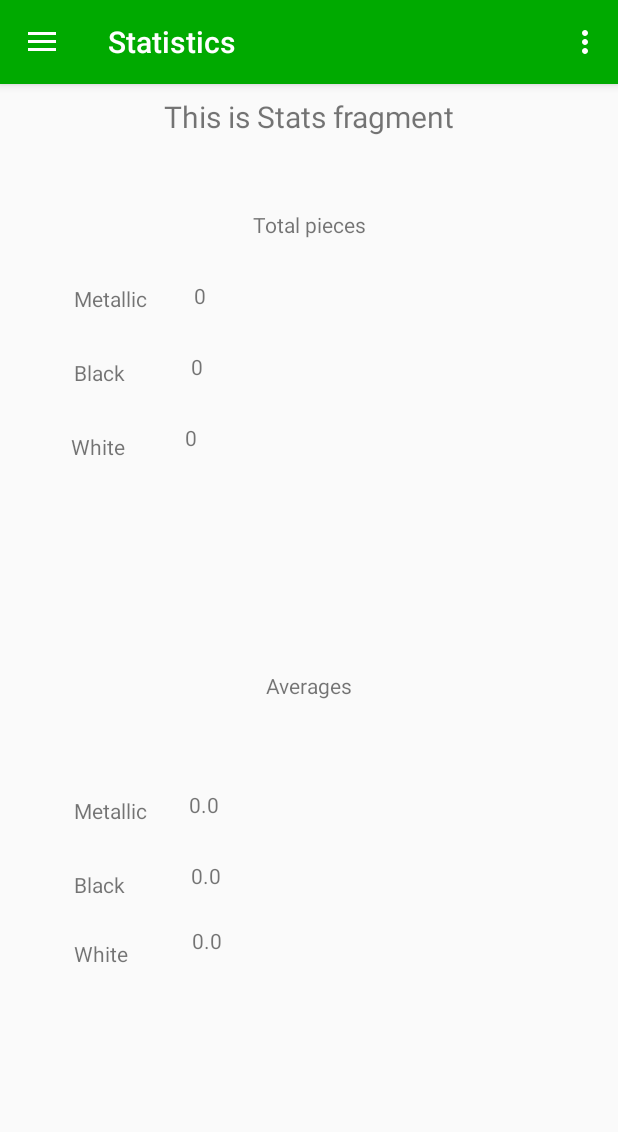
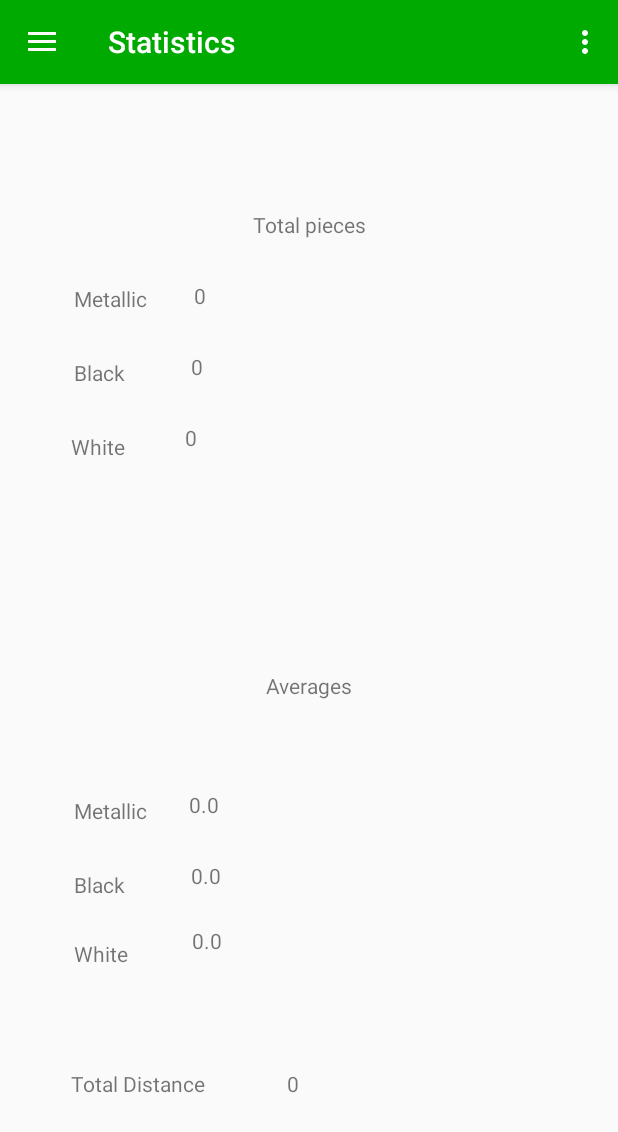
Before and after one commit to LiteralBucketBoy/SortIt, an Android app: the screen it shows after launch (MainActivity), in the side drawer, after a tap on "Statistics", on a phone screen of 412 x 824 dp. Shown: the top 1132 px of the screen. Run offline under Robolectric (Android 15) with nearby library versions, the phone set to English and light mode, and no system bars; our stand-ins replace navigation-ui.

Commit message:
total distance in stats

```diff
--- a/app/src/main/java/com/example/sortit/stats/Statistics.java
+++ b/app/src/main/java/com/example/sortit/stats/Statistics.java
@@ -57,6 +57,14 @@ public class Statistics implements Observer {
         return metal;
     }
 
+    public int getTotalDistance() {
+        int total = 0;
+        for (Piece p : pieces) {
+            total += p.getPosition();
+        }
+        return total;
+    }
+
     @Override
     public void update(Observable observable, Object o) {
         TestDataReader obj = (TestDataReader) observable;
--- a/app/src/main/java/com/example/sortit/ui/Statistics/StatsFragment.java
+++ b/app/src/main/java/com/example/sortit/ui/Statistics/StatsFragment.java
@@ -27,14 +27,6 @@ public class StatsFragment extends Fragment {
         statsViewModel =
                 ViewModelProviders.of(this).get(StatsViewModel.class);
         View root = inflater.inflate(R.layout.fragment_stats, container, false);
-        final TextView textView = root.findViewById(R.id.text_stats);
-        statsViewModel.getText().observe(this, new Observer<String>() {
-            @Override
-            public void onChanged(@Nullable String s) {
-                textView.setText(s);
-            }
-        });
-
         //get stats
         Statistics stats = Statistics.getInstance();
         ArrayList<Piece> pieces = stats.getPieces();
@@ -49,6 +41,7 @@ public class StatsFragment extends Fragment {
         TextView avgMetal = root.findViewById(R.id.avgMetallic);
         TextView avgBlack = root.findViewById(R.id.avgBlack);
         TextView avgWhite = root.findViewById(R.id.avgWhite);
+        TextView totalDistance = root.findViewById(R.id.totalDistance);
 
         totalMetal.setText("" + stats.getMetalPieces().size());
         totalBlack.setText("" + stats.getBlackPieces().size());
@@ -72,6 +65,9 @@ public class StatsFragment extends Fragment {
         }
         avgWhite.setText("" + avgWhiteNumber);
 
+        int distance = stats.getTotalDistance();
+        totalDistance.setText(""+ distance);
+
         return root;
     }
 }
--- a/app/src/main/res/layout/fragment_stats.xml
+++ b/app/src/main/res/layout/fragment_stats.xml
@@ -40,19 +40,6 @@
         app:layout_constraintHorizontal_bias="0.01"
         app:layout_constraintStart_toStartOf="@+id/textView9"
         app:layout_constraintTop_toBottomOf="@+id/avgBlack" />
-
-    <TextView
-        android:id="@+id/text_stats"
-        android:layout_width="match_parent"
-        android:layout_height="wrap_content"
-        android:layout_marginStart="8dp"
-        android:layout_marginTop="8dp"
-        android:layout_marginEnd="8dp"
-        android:textAlignment="center"
-        android:textSize="20sp"
-        app:layout_constraintEnd_toEndOf="parent"
-        app:layout_constraintStart_toStartOf="parent"
-        app:layout_constraintTop_toTopOf="parent" />
 
     <TextView
         android:id="@+id/textView2"
@@ -181,4 +168,26 @@
         android:text="0"
         app:layout_constraintStart_toEndOf="@+id/textView5"
         app:layout_constraintTop_toBottomOf="@+id/totalBlack" />
+
+    <TextView
+        android:id="@+id/textView10"
+        android:layout_width="wrap_content"
+        android:layout_height="wrap_content"
+        android:layout_marginBottom="92dp"
+        android:text="Total Distance"
+        app:layout_constraintBottom_toBottomOf="parent"
+        app:layout_constraintEnd_toEndOf="parent"
+        app:layout_constraintHorizontal_bias="0.147"
+        app:layout_constraintStart_toStartOf="parent" />
+
+    <TextView
+        android:id="@+id/totalDistance"
+        android:layout_width="wrap_content"
+        android:layout_height="wrap_content"
+        android:layout_marginBottom="92dp"
+        android:text="TextView"
+        app:layout_constraintBottom_toBottomOf="parent"
+        app:layout_constraintEnd_toEndOf="parent"
+        app:layout_constraintHorizontal_bias="0.474"
+        app:layout_constraintStart_toStartOf="parent" />
 </androidx.constraintlayout.widget.ConstraintLayout>
```
